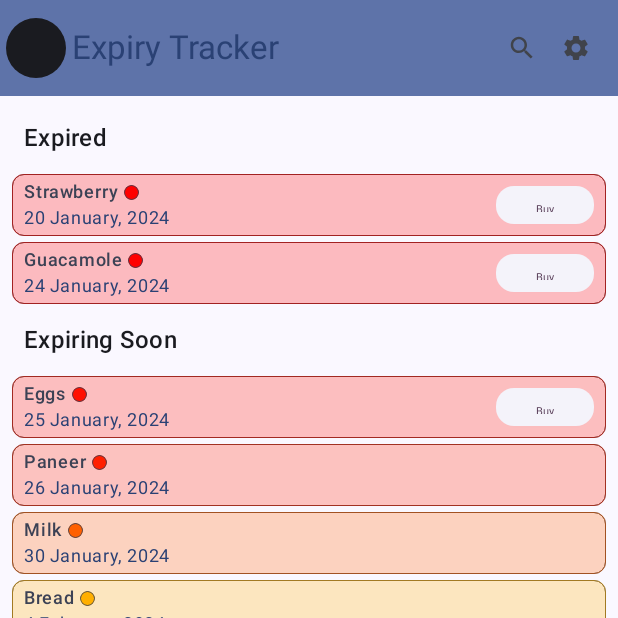
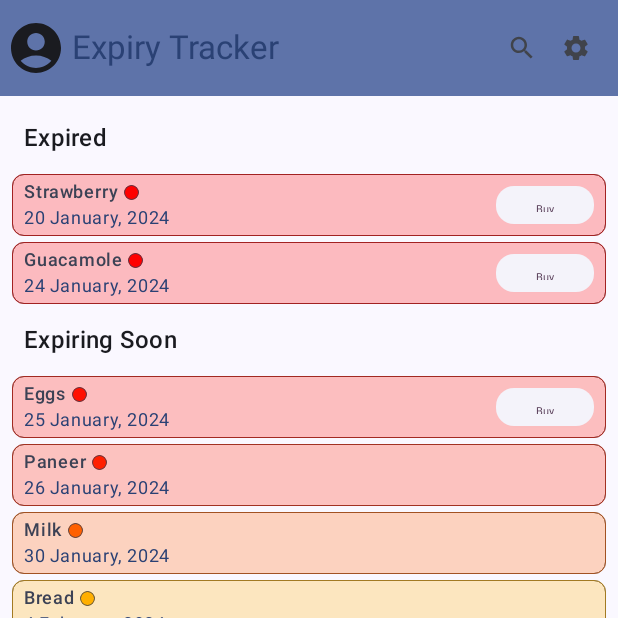
Before and after one commit to zocasa/ExpiryTracker, an Android app built with Jetpack Compose: the screen it shows after launch (MainActivity), on a phone screen of 412 x 824 dp, the top half of it. Run offline under Robolectric (Android 15) with nearby library versions, the phone set to English and light mode, and no system bars.

Commit message:
Clickable animated itemInfoCard showing multiple expiry dates + Fix layouts to use weight

```diff
--- a/app/src/main/java/com/example/expirytracker/MainActivity.kt
+++ b/app/src/main/java/com/example/expirytracker/MainActivity.kt
@@ -4,8 +4,10 @@ import android.content.res.Configuration
 import android.os.Bundle
 import androidx.activity.ComponentActivity
 import androidx.activity.compose.setContent
+import androidx.compose.animation.animateContentSize
 import androidx.compose.foundation.background
 import androidx.compose.foundation.border
+import androidx.compose.foundation.clickable
 import androidx.compose.foundation.layout.Arrangement
 import androidx.compose.foundation.layout.Box
 import androidx.compose.foundation.layout.Column
@@ -23,6 +25,7 @@ import androidx.compose.foundation.lazy.LazyColumn
 import androidx.compose.foundation.lazy.items
 import androidx.compose.foundation.shape.CircleShape
 import androidx.compose.material.icons.Icons
+import androidx.compose.material.icons.filled.AccountCircle
 import androidx.compose.material.icons.filled.Add
 import androidx.compose.material.icons.filled.Search
 import androidx.compose.material.icons.filled.Settings
@@ -38,15 +41,19 @@ import androidx.compose.material3.Text
 import androidx.compose.material3.TopAppBar
 import androidx.compose.material3.TopAppBarDefaults
 import androidx.compose.runtime.Composable
+import androidx.compose.runtime.getValue
+import androidx.compose.runtime.mutableStateOf
+import androidx.compose.runtime.remember
+import androidx.compose.runtime.setValue
 import androidx.compose.ui.Alignment
 import androidx.compose.ui.Modifier
 import androidx.compose.ui.draw.clip
 import androidx.compose.ui.graphics.Color
 import androidx.compose.ui.platform.LocalUriHandler
-import androidx.compose.ui.res.painterResource
 import androidx.compose.ui.text.font.FontWeight
 import androidx.compose.ui.text.style.TextAlign
 import androidx.compose.ui.tooling.preview.Preview
+import androidx.compose.ui.unit.TextUnit
 import androidx.compose.ui.unit.dp
 import androidx.compose.ui.unit.sp
 import com.example.expirytracker.ui.theme.ExpiryTrackerTheme
@@ -56,6 +63,9 @@ import java.time.temporal.ChronoUnit
 
 const val WARNING_DAYS = 15
 const val SAFE_DAYS = 30
+
+//val currentTime = LocalDate.now()
+val CURRENT_TIME: LocalDate = LocalDate.of(2024, 1, 25)
 
 class MainActivity : ComponentActivity() {
     override fun onCreate(savedInstanceState: Bundle?) {
@@ -87,12 +97,12 @@ fun App() {
             color = MaterialTheme.colorScheme.surface,
             modifier = Modifier.fillMaxSize()
         ) {
-//            ItemList(SampleItemList.itemList, WARNING_DAYS, SAFE_DAYS, PaddingValues(all = 8.dp))
             Scaffold(
                 topBar = { AppTopBar() },
                 floatingActionButton = { AddItemFloatingActionButton() }
             ) {
-                innerPadding -> ItemList(SampleItemList.itemList, WARNING_DAYS, SAFE_DAYS, innerPadding)
+                innerPadding ->
+                    ItemList(SampleItemList.itemList, WARNING_DAYS, SAFE_DAYS, innerPadding)
             }
         }
     }
@@ -108,16 +118,17 @@ fun AppTopBar() {
         colors = TopAppBarDefaults.topAppBarColors(containerColor = MaterialTheme.colorScheme.primaryContainer, titleContentColor = MaterialTheme.colorScheme.primary),
         navigationIcon = {
             Icon(
-                painter = painterResource(R.drawable.profile_picture),
+                Icons.Filled.AccountCircle,
                 contentDescription = "App Icon",
                 modifier = Modifier
                     .size(40.dp)
-                    .clip(CircleShape)
             )
         },
         actions = {
             IconButton(
-                onClick = { /*TODO*/ },
+                onClick = {
+
+                },
                 modifier = Modifier.offset(12.dp)
             ) {
                 Icon(
@@ -128,7 +139,9 @@ fun AppTopBar() {
             }
 
             IconButton(
-                onClick = { /*TODO*/ }
+                onClick = {
+
+                }
             ) {
                 Icon(
                     Icons.Filled.Settings,
@@ -154,11 +167,8 @@ fun AddItemFloatingActionButton() {
 
 @Composable
 fun ItemList(itemInfoList: List<ItemInfo>, warningDays: Int, safeDays: Int, innerPadding: PaddingValues) {
-//    val currentTime = LocalDate.now()
-    val currentTime = LocalDate.of(2024, 1, 25)
-
     itemInfoList.forEach { itemInfo ->
-        val daysRemaining = ChronoUnit.DAYS.between(currentTime, itemInfo.expiryDate.localDate)
+        val daysRemaining = ChronoUnit.DAYS.between(CURRENT_TIME, itemInfo.expiryDate.localDate)
         itemInfo.daysRemaining = daysRemaining
     }
 
@@ -212,6 +222,8 @@ fun ItemList(itemInfoList: List<ItemInfo>, warningDays: Int, safeDays: Int, inne
 @Composable
 fun ItemInfoCard(itemInfo: ItemInfo) {
     val itemColor = getItemColor(itemInfo.daysRemaining, WARNING_DAYS, SAFE_DAYS)
+    var isExpended by remember { mutableStateOf(false) }
+
     Surface(
         shape = MaterialTheme.shapes.small,
         color = getColorWithAlpha(itemColor, 0.25F),
@@ -219,14 +231,18 @@ fun ItemInfoCard(itemInfo: ItemInfo) {
             .fillMaxWidth()
             .border(0.25.dp, getColorWithAlpha(itemColor, 0.5F), MaterialTheme.shapes.small)
             .border(0.125.dp, Color.DarkGray, MaterialTheme.shapes.small)
+            .clickable { isExpended = !isExpended }
+            .animateContentSize()
     ) {
         Row {
             Column(
-                modifier = Modifier.padding(horizontal = 8.dp, vertical = 4.dp)
+                modifier = Modifier
+                    .padding(horizontal = 8.dp, vertical = 4.dp)
+                    .weight(1F)
             ) {
-                ItemTitleAndExpiryIndicator(itemInfo, itemColor)
+                ItemTitleAndExpiryIndicator(itemInfo, itemColor, isExpended)
                 Spacer(modifier = Modifier.height(1.dp))
-                ItemDetailAndAdditionalInformation(itemInfo)
+                ItemDetailAndAdditionalInformation(itemInfo, isExpended)
             }
 
             ItemProductLink(itemInfo)
@@ -235,19 +251,24 @@ fun ItemInfoCard(itemInfo: ItemInfo) {
 }
 
 @Composable
-fun ItemTitleAndExpiryIndicator(itemInfo: ItemInfo, itemColor: Color) {
+fun ItemTitleAndExpiryIndicator(itemInfo: ItemInfo, itemColor: Color, isExpended: Boolean) {
     Row {
+        val fontSize = if (isExpended) 23.sp else TextUnit.Unspecified
+
         Text(
             style = MaterialTheme.typography.labelMedium,
             color = MaterialTheme.colorScheme.secondary,
-            text = itemInfo.name
+            text = itemInfo.name,
+            fontSize = fontSize
         )
 
         Spacer(modifier = Modifier.width(3.dp))
 
+        val size = if (isExpended) 15.dp else 10.dp
+
         Box(
             modifier = Modifier
-                .size(10.dp)
+                .size(size)
                 .clip(CircleShape)
                 .align(Alignment.CenterVertically)
                 .background(itemColor, CircleShape)
@@ -257,20 +278,44 @@ fun ItemTitleAndExpiryIndicator(itemInfo: ItemInfo, itemColor: Color) {
 }
 
 @Composable
-fun ItemDetailAndAdditionalInformation(itemInfo: ItemInfo) {
-    Text(
-        style = MaterialTheme.typography.bodySmall,
-        color = MaterialTheme.colorScheme.primary,
-        text = "${itemInfo.expiryDate.date} ${itemInfo.expiryDate.displayableMonth}, ${itemInfo.expiryDate.year}"
-    )
+fun ItemDetailAndAdditionalInformation(itemInfo: ItemInfo, isExpended: Boolean) {
+    if (!isExpended) {
+        Text(
+            style = MaterialTheme.typography.bodySmall,
+            color = MaterialTheme.colorScheme.primary,
+            text = "${itemInfo.expiryDate.date} ${itemInfo.expiryDate.displayableMonth}, ${itemInfo.expiryDate.year}"
+        )
+    } else {
+        Column(
+            verticalArrangement = Arrangement.spacedBy(4.dp)
+        ) {
+            itemInfo.expiryDates.forEach {
+                val daysRemaining = ChronoUnit.DAYS.between(CURRENT_TIME, it.localDate)
+                val itemColor = getItemColor(daysRemaining, WARNING_DAYS, SAFE_DAYS)
+
+                Surface(
+                    shape = MaterialTheme.shapes.small,
+                    color = getColorWithAlpha(itemColor, 0.25F),
+                    modifier = Modifier
+                        .border(0.25.dp, getColorWithAlpha(itemColor, 0.5F), MaterialTheme.shapes.small)
+                        .border(0.125.dp, Color.DarkGray, MaterialTheme.shapes.small)
+                ) {
+                    Text(
+                        style = MaterialTheme.typography.bodySmall,
+                        color = MaterialTheme.colorScheme.primary,
+                        text = "${it.date} ${it.displayableMonth}, ${it.year}",
+                        modifier = Modifier.padding(all = 4.dp)
+                    )
+                }
+            }
+        }
+    }
 }
 
 @Composable
 fun ItemProductLink(itemInfo: ItemInfo) {
     if (itemInfo.productLink != null) {
-        Column(
-            modifier = Modifier.fillMaxWidth()
-        ) {
+        Column {
             val uriHandler = LocalUriHandler.current
             ElevatedButton(
                 modifier = Modifier
```
